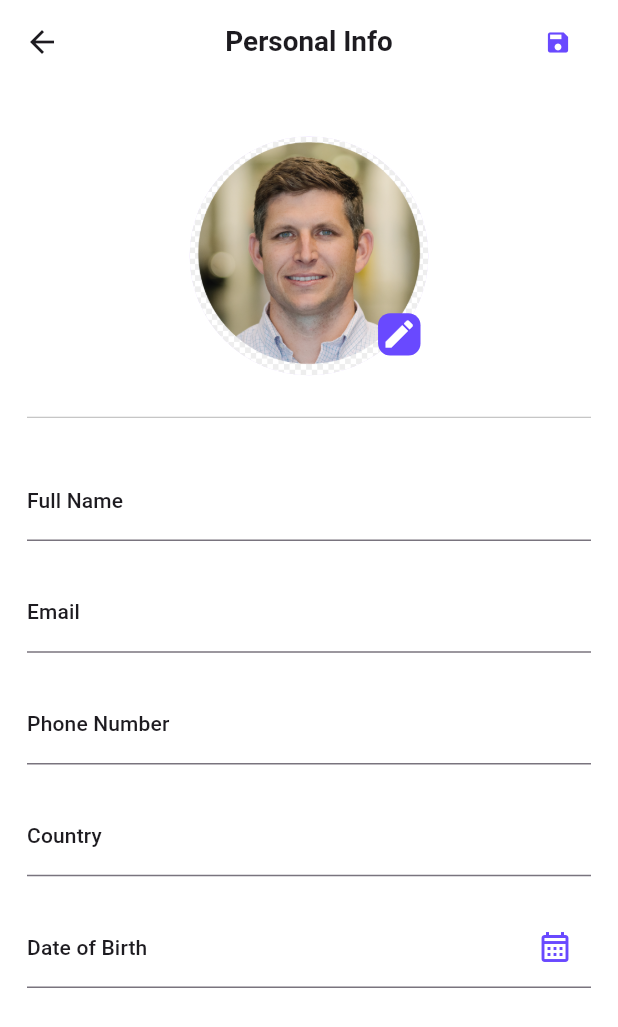
After one commit to Devaxiis/quality_quest, a Flutter app: the ProfileScreen screen opened directly, after a tap on "Edit Profile", on a phone screen of 412 x 824 dp. The commit adds this screen. Shown: the top 1027 px of the screen. Run offline on Flutter 3.47's test engine with Material 2 defaults, Android fonts, the phone set to English and light mode, and no system bars; our stand-ins replace bloc, device_info_plus, equatable, flutter_bloc, flutter_screenutil, freezed_annotation and 1 more; project files that could hold a hidden picture were left out.

Commit message:
Added Personal Info Screen

```diff
--- a/lib/presentation/screens/create_screen/pre_create_screen/pre_create_screen.dart
+++ b/lib/presentation/screens/create_screen/pre_create_screen/pre_create_screen.dart
@@ -85,7 +85,7 @@ class _PreCreateScreenState extends State<PreCreateScreen> {
                     width: 50.sp,
                     child: CupertinoCheckbox(
                       activeColor: CustomColors.oxFF295ECC,
-                      shape: RoundedRectangleBorder(
+                      shape: const RoundedRectangleBorder(
                         borderRadius: BorderRadius.all(
                           Radius.circular(7),
                         ),
--- /dev/null
+++ b/lib/presentation/screens/profile_screen/edit_profile_screen/edit_profile_screen.dart
@@ -0,0 +1,152 @@
+import 'package:flutter_screenutil/flutter_screenutil.dart';
+import 'package:intl/intl.dart';
+import 'package:quality_quest/library.dart';
+
+import 'edit_profile_screen_views/show_success_edit_dialog.dart';
+
+class EditProfileScreen extends StatefulWidget {
+  const EditProfileScreen({super.key});
+
+  @override
+  State<EditProfileScreen> createState() => _EditProfileScreenState();
+}
+
+class _EditProfileScreenState extends State<EditProfileScreen> {
+  TextEditingController fullNameController = TextEditingController();
+  TextEditingController emailController = TextEditingController();
+  TextEditingController phoneNumberController = TextEditingController();
+  TextEditingController dateOfBirthController = TextEditingController();
+  TextEditingController countryController = TextEditingController();
+  TextEditingController ageController = TextEditingController();
+  DateTime? selectedDeadline;
+
+
+
+  Future<void> pickDeadline() async {
+    final DateTime initialDate = selectedDeadline ?? DateTime(2004, 01, 01);
+
+    final DateTime? picked = await showDatePicker(
+      context: context,
+      initialDate: initialDate,
+      firstDate: DateTime(1960, 01, 01),
+      lastDate: DateTime(2022),
+      initialEntryMode: DatePickerEntryMode.calendarOnly,
+    );
+
+    if (picked != null && picked != selectedDeadline) {
+      setState(() {
+        selectedDeadline = picked;
+        dateOfBirthController.text = DateFormat('yyyy-MM-dd').format(picked);
+      });
+    }
+  }
+
+  @override
+  Widget build(BuildContext context) {
+    return Scaffold(
+      resizeToAvoidBottomInset: true,
+      backgroundColor: CustomColors.oxFFFFFFFF,
+      appBar: AppBar(
+        automaticallyImplyLeading: true,
+        backgroundColor: CustomColors.oxFFFFFFFF,
+        forceMaterialTransparency: true,
+        centerTitle: true,
+        title: Text(
+          Strings.personalInfoTXT,
+          style: Style.personalInfoST,
+        ),
+        actions: [
+          TextButton(
+            onPressed: () async {
+              showSuccessEditDialog(context);
+            },
+            child: const Icon(Icons.save, color: CustomColors.oxFF6949FF),
+          ),
+          const SizedBox(width: 8),
+        ],
+      ),
+      body: Padding(
+        padding: const EdgeInsets.symmetric(horizontal: 18.0),
+        child: SingleChildScrollView(
+          child: Column(
+            children: [
+              const SizedBox(height: 35),
+              Stack(
+                alignment: const Alignment(0.92, 0.8),
+                children: [
+                  CircleAvatar(
+                    radius: 90.sp,
+                    backgroundImage: const AssetImage(
+                      "assets/images/img_profile_circle.png",
+                    ),
+                  ),
+                  Container(
+                    height: 32.sp,
+                    width: 32.sp,
+                    decoration: const BoxDecoration(
+                      color: CustomColors.oxFF6949FF,
+                      borderRadius: BorderRadius.all(
+                        Radius.circular(8),
+                      ),
+                    ),
+                    child: const Icon(
+                      Icons.edit,
+                      color: CustomColors.oxFFFFFFFF,
+                    ),
+                  ),
+                ],
+              ),
+              const SizedBox(height: 20),
+              const Divider(
+                color: CustomColors.oxFF9E9E9E,
+                thickness: 0.5,
+              ),
+              const SizedBox(height: 20),
+              CustomTextFormField(
+                text: Strings.fullNameTXT,
+                keyboardType: TextInputType.name,
+                textInput: TextInputAction.next,
+                control: fullNameController,
+              ),
+              const SizedBox(height: 20),
+              CustomTextFormField(
+                text: Strings.emailTXT,
+                keyboardType: TextInputType.emailAddress,
+                textInput: TextInputAction.next,
+                control: emailController,
+              ),
+              const SizedBox(height: 20),
+              CustomTextFormField(
+                text: Strings.phoneNumberTXT,
+                keyboardType: TextInputType.phone,
+                textInput: TextInputAction.continueAction,
+                control: phoneNumberController,
+              ),
+              const SizedBox(height: 20),
+              CustomTextFormField(
+                text: Strings.countryTXT,
+                keyboardType: TextInputType.text,
+                textInput: TextInputAction.next,
+                control: countryController,
+              ),
+              const SizedBox(height: 20),
+              CustomTextFormField(
+                text: Strings.dateOfBirthTXT,
+                keyboardType: TextInputType.name,
+                textInput: TextInputAction.done,
+                control: dateOfBirthController,
+                suffixIcon: IconButton(
+                  onPressed: pickDeadline,
+                  icon: const Icon(
+                    Icons.calendar_month_outlined,
+                    color: CustomColors.oxFF6949FF,
+                  ),
+                ),
+              ),
+            ],
+          ),
+        ),
+      ),
+    );
+  }
+}
--- a/lib/presentation/screens/profile_screen/profile_screen.dart
+++ b/lib/presentation/screens/profile_screen/profile_screen.dart
@@ -1,5 +1,6 @@
 import 'package:flutter_screenutil/flutter_screenutil.dart';
 import 'package:quality_quest/library.dart';
+import 'package:quality_quest/presentation/screens/profile_screen/edit_profile_screen/edit_profile_screen.dart';
 
 class ProfileScreen extends StatefulWidget {
   const ProfileScreen({super.key});
@@ -9,35 +10,43 @@ class ProfileScreen extends StatefulWidget {
 }
 
 class _ProfileScreenState extends State<ProfileScreen> {
+  void navigateToEditProfileScreen() {
+    Navigator.push(
+      context,
+      MaterialPageRoute(
+        builder: (context) => const EditProfileScreen(),
+      ),
+    );
+  }
+
+  void navigateToSettingsScreen() {
+    Navigator.of(context).push(
+      MaterialPageRoute(builder: (context) => const SettingScreen()),
+    );
+  }
+
   @override
   Widget build(BuildContext context) {
-
     return Scaffold(
       backgroundColor: CustomColors.oxFFFFFFFF,
       appBar: AppBar(
-
         leading: Container(
           height: 40.sp,
           width: 40.sp,
-          margin:  EdgeInsets.only(top: 10.sp, left: 10.sp, bottom: 10.sp),
+          margin: EdgeInsets.only(top: 10.sp, left: 10.sp, bottom: 10.sp),
           child: Image(
             image: const AssetImage("assets/images/purple_group.png"),
             height: 45.sp,
             width: 45.sp,
           ),
         ),
-        title:  Text(
-
+        title: Text(
           Strings.qualityQuestTXT,
           style: Style.qualityQuestST,
         ),
         actions: [
           IconButton(
-            onPressed: () {
-              Navigator.of(context).push(
-                MaterialPageRoute(builder: (context) => const SettingScreen()),
-              );
-            },
+            onPressed: navigateToSettingsScreen,
             icon: const Icon(
               Icons.settings,
             ),
@@ -54,7 +63,6 @@ class _ProfileScreenState extends State<ProfileScreen> {
             child: Column(
               mainAxisAlignment: MainAxisAlignment.spaceBetween,
               children: [
-
                 const Spacer(
                   flex: 2,
                 ),
@@ -87,10 +95,12 @@ class _ProfileScreenState extends State<ProfileScreen> {
                       ],
                     ),
                     const Spacer(),
-                    Container(
+                    GestureDetector(
+                      onTap: navigateToEditProfileScreen,
+                      child: Container(
                         height: 40.sp,
                         alignment: Alignment.center,
-                      padding:  EdgeInsets.symmetric(horizontal: 10.sp),
+                        padding: EdgeInsets.symmetric(horizontal: 10.sp),
                         decoration: const BoxDecoration(
                           color: CustomColors.oxFF6949FF,
                           borderRadius: BorderRadius.all(Radius.circular(50)),
@@ -98,6 +108,7 @@ class _ProfileScreenState extends State<ProfileScreen> {
                         child: Text(
                           Strings.editProfileTXT,
                           style: Style.editProfileST,
+                        ),
                       ),
                     ),
                     const Spacer(),
@@ -120,7 +131,7 @@ class _ProfileScreenState extends State<ProfileScreen> {
                 return const MyQuestionViews();
               },
               separatorBuilder: (context, index) {
-                return  SizedBox(height: 10.sp);
+                return SizedBox(height: 10.sp);
               },
               itemCount: 20,
             ),
--- a/lib/presentation/screens/profile_screen/settings_screen/settings_screen.dart
+++ b/lib/presentation/screens/profile_screen/settings_screen/settings_screen.dart
@@ -1,7 +1,4 @@
 import 'package:quality_quest/library.dart';
-
-
-import '../../../../services/constants/colors.dart';
 
 class SettingScreen extends StatefulWidget {
   const SettingScreen({super.key});
--- a/lib/services/constants/strings.dart
+++ b/lib/services/constants/strings.dart
@@ -65,5 +65,10 @@ sealed class Strings {
   static const yesLogOutTXT = "Yes, Logout";
   static const logOutTXT = "Log Out";
   static const settingsTXT = "Settings";
+  static const fullNameTXT = "Full Name";
+  static const phoneNumberTXT = "Phone Number";
+  static const countryTXT = "Country";
+  static const dateOfBirthTXT = "Date of Birth";
+  static const personalInfoTXT = "Personal Info";
 
 }
--- a/lib/services/constants/style.dart
+++ b/lib/services/constants/style.dart
@@ -33,7 +33,11 @@ sealed class Style {
     fontWeight: FontWeight.w500,
   );
 
-  // static final labelTextST =  Theme.of(context).textTheme.labelLarge;
+  static final personalInfoST = TextStyle(
+    fontSize: 21.sp,
+    fontWeight: FontWeight.w600,
+  );
+
   static const introFirstST = TextStyle(
     color: Color(0xff212121),
     fontSize: 25,
--- a/pubspec.yaml
+++ b/pubspec.yaml
@@ -43,6 +43,8 @@ dependencies:
   #flutter_bloc
   flutter_bloc: ^8.1.3
   flutter_screenutil: ^5.9.0
+  date_time: ^0.10.0
+  intl: ^0.18.1
 
 
 
```
Also changed, not shown: assets/lotties/done_animation.json (added, +1 -0 lines), lib/presentation/registration_screens/sign_up/sign_up.dart (+5 -3 lines), lib/presentation/screens/profile_screen/edit_profile_screen/edit_profile_screen_views/show_success_edit_dialog.dart (added, +38 -0 lines), pubspec.lock. Lines whose indentation alone changed are shown as unchanged.
